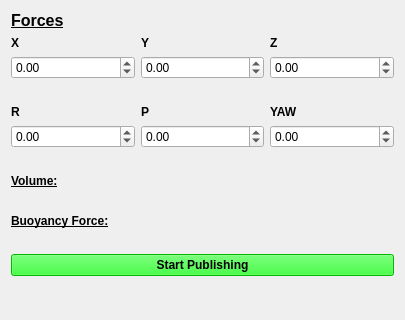
osu-uwrt/riptide_gui, file riptide_rviz/riptide_rviz/src/FeedforwardPanel.ui: the form before one commit; both pictures show x 0 to 405 and y 0 to 320 of the 405 by 581 pixel window.
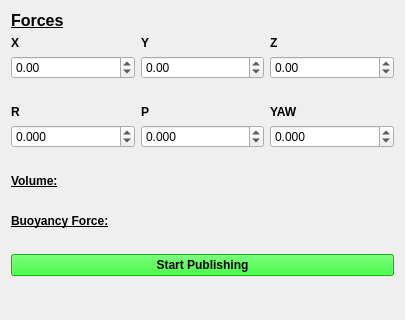
The form after the commit.

Commit message: Added more precision to FF Panel

What changed in the file:
```diff
--- a/riptide_rviz/riptide_rviz/src/FeedforwardPanel.ui
+++ b/riptide_rviz/riptide_rviz/src/FeedforwardPanel.ui
@@ -61,6 +61,9 @@
      </item>
      <item row="5" column="1">
       <widget class="QDoubleSpinBox" name="PdoubleSpinBox">
+       <property name="decimals">
+        <number>3</number>
+       </property>
        <property name="minimum">
         <double>-25.000000000000000</double>
        </property>
@@ -94,11 +97,14 @@
      </item>
      <item row="5" column="2">
       <widget class="QDoubleSpinBox" name="YAWdoubleSpinBox">
+       <property name="decimals">
+        <number>3</number>
+       </property>
        <property name="minimum">
         <double>-25.000000000000000</double>
        </property>
        <property name="maximum">
-        <double>10.000000000000000</double>
+        <double>25.000000000000000</double>
        </property>
        <property name="singleStep">
         <double>0.010000000000000</double>
@@ -168,6 +174,9 @@
      </item>
      <item row="5" column="0">
       <widget class="QDoubleSpinBox" name="RdoubleSpinBox">
+       <property name="decimals">
+        <number>3</number>
+       </property>
        <property name="minimum">
         <double>-25.000000000000000</double>
        </property>
@@ -175,7 +184,10 @@
         <double>25.000000000000000</double>
        </property>
        <property name="singleStep">
-        <double>0.010000000000000</double>
+        <double>0.001000000000000</double>
+       </property>
+       <property name="value">
+        <double>0.000000000000000</double>
        </property>
       </widget>
      </item>
```
Left out of the diff: 4 changed lines with no effect on the pictures.
